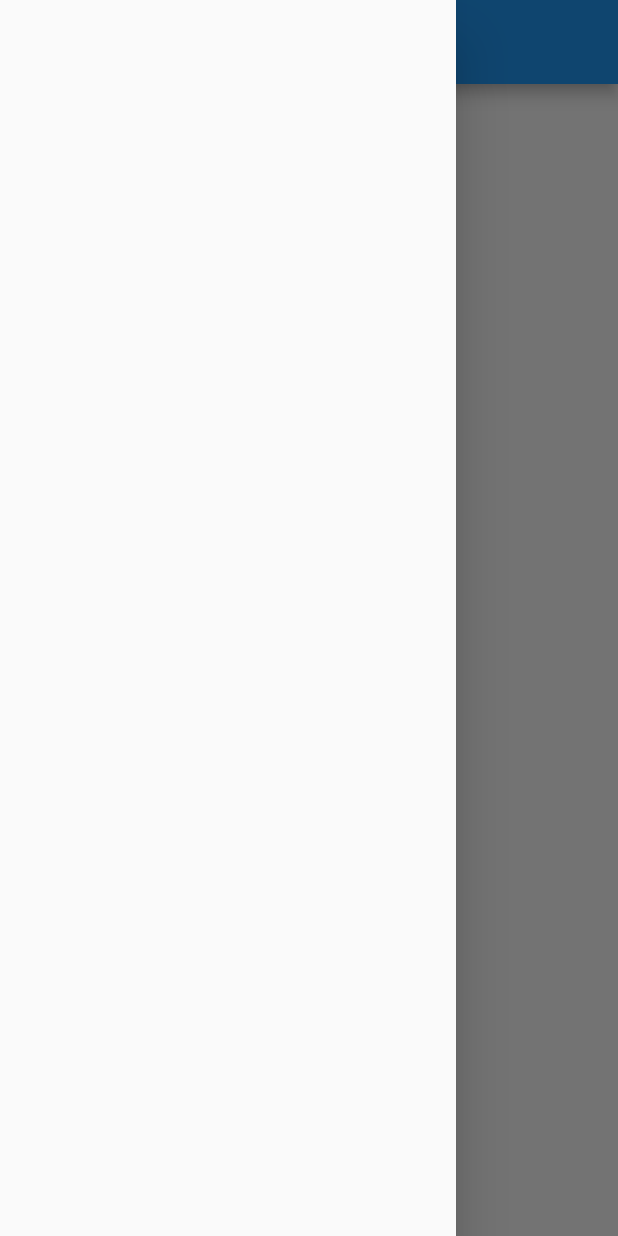
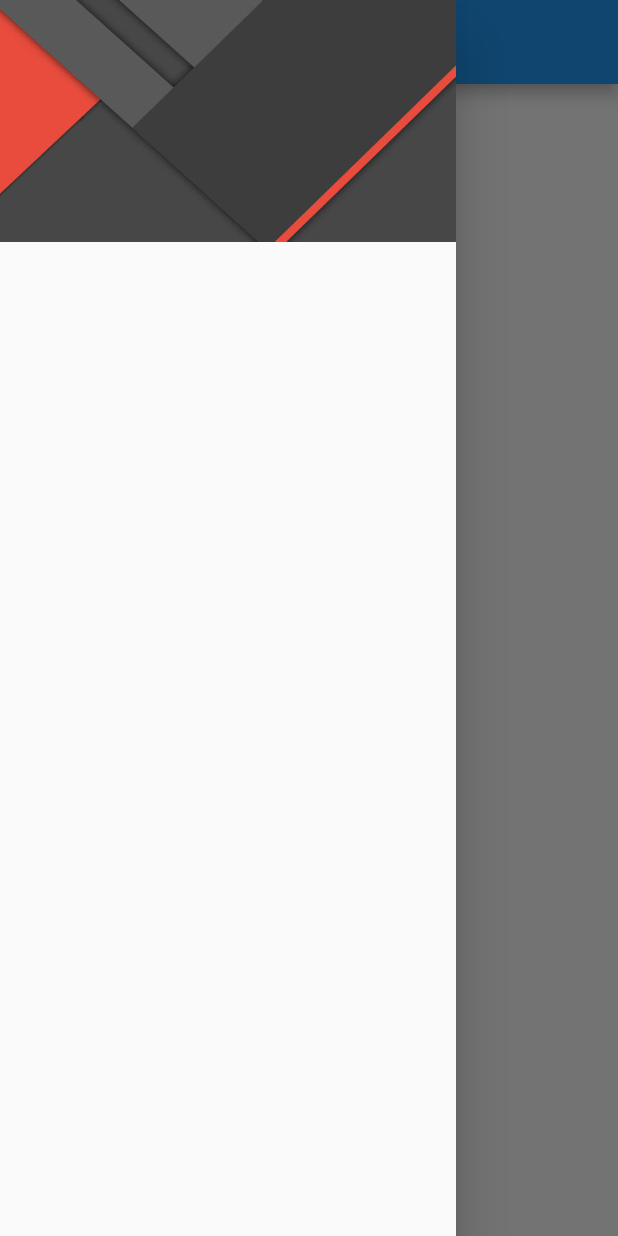
Before and after one commit to ruiyotabby/navigation_drawer, a Flutter app: the screen it shows after launch, with the side drawer open, on a phone screen of 412 x 824 dp. Run offline on Flutter 3.47's test engine with Material 2 defaults, Android fonts, the phone set to English and light mode, and no system bars.

Commit message:
commit
Signed-off-by: Ruiyot Abby <ruiyotabby@gmail.com>

```diff
--- a/lib/main.dart
+++ b/lib/main.dart
@@ -53,7 +53,21 @@ class _MainPageState extends State<MainPage> {
           title: Text('Navigation Bar Drawer'),
         ),
         body: pages[indecClicked],
-        drawer: Drawer(),
+        drawer: Drawer(
+          child: Column(
+            crossAxisAlignment: CrossAxisAlignment.stretch,
+            children: [
+              DrawerHeader(
+                decoration: BoxDecoration(
+                  image: DecorationImage(
+                    fit: BoxFit.fill,
+                    image: AssetImage('assets/images/images (20).jpeg'),
+                  ),
+                ),
+              ),
+            ],
+          ),
+        ),
       ),
     );
   }
```
